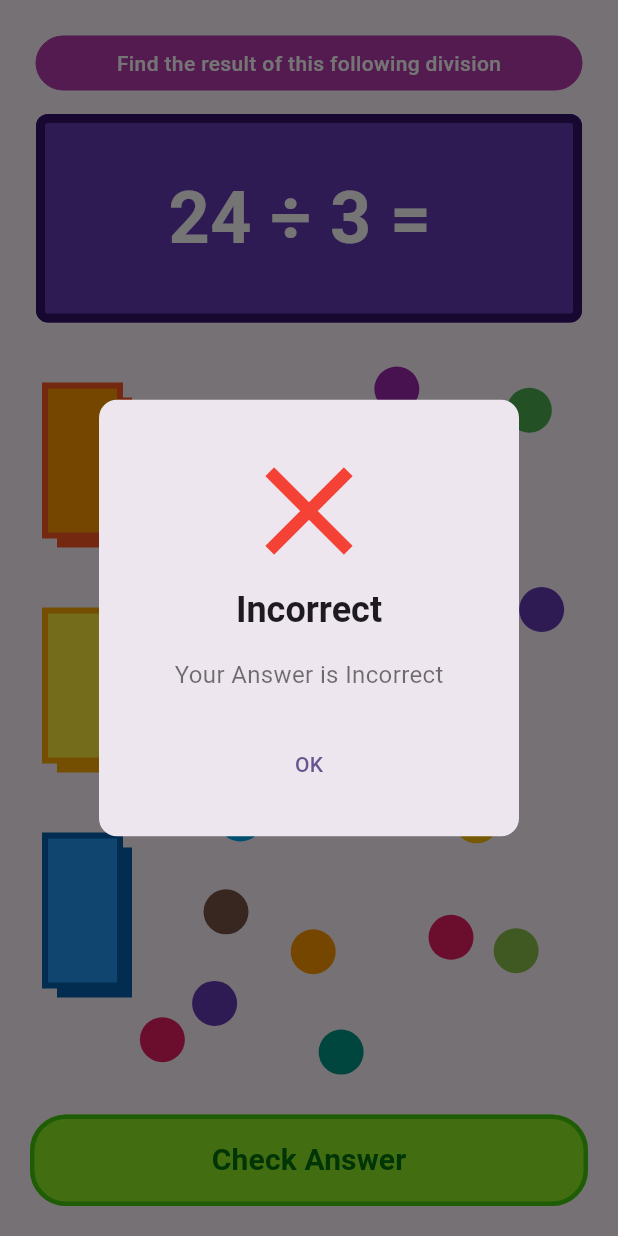
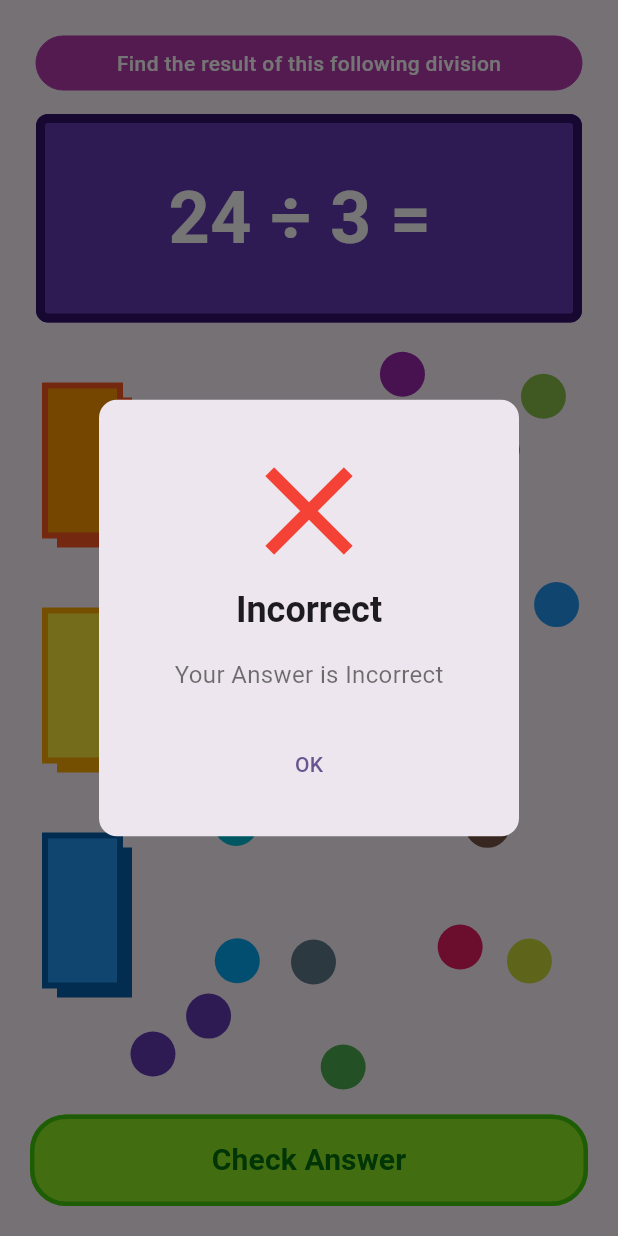
Before and after one commit to Alvin-Saputra/grouping_marble_game, a Flutter app: the screen it shows after launch, after a tap on "Check Answer", on a phone screen of 412 x 824 dp. Run offline on Flutter 3.47's test engine with Material 3 defaults, Android fonts, the phone set to English and light mode, and no system bars; our stand-ins replace get; missing offline and left inert: widgetbook.

Commit message:
1. memperbaiki masalah di generate marbles yang memhuat apliakis stuck, 2. memperbaiki masalah marbles ditdka digamabr ketika aplikasi pertama kali dibuka

```diff
--- a/lib/controller/marble_controller.dart
+++ b/lib/controller/marble_controller.dart
@@ -5,17 +5,29 @@ import 'package:flutter/material.dart';
 import '../model/marble.dart';
 
 class MarbleController extends GetxController {
-  var marbles = <Marble>[].obs;
+  var marbles = <Marble>[];
   int nextGroupId = 0;
-  late Size canvasSize; // Tambahkan ini
+  late Size canvasSize;
 
   void generateMarbles(Size size, List<Rect> pockets) {
-    canvasSize = size; // Simpan ukuran canvas
+    if (marbles.isNotEmpty) {
+      marbles.clear();
+      nextGroupId = 0;
+    }
+
+    canvasSize = size;
+    if (size.width <= 0 || size.height <= 0) return;
+
     final rand = Random();
-    final safeDistanceFromPocket = 85.0;
-    final marbleRadius = 30.0;
+    final safeDistanceFromPocket = 75.0;
+    final marbleRadius = 20.0;
 
-    while (marbles.length < 24) {
+    int totalMarblesToGenerate = 24;
+    for (int i = 0; i < totalMarblesToGenerate; i++) {
+      int attempts = 0;
+      int maxAttempts = 1000; // Batas percobaan untuk mencegah freeze
+
+      while (attempts < maxAttempts) {
         final candidate = Offset(
           rand.nextDouble() * (canvasSize.width - 2 * marbleRadius) +
               marbleRadius,
@@ -23,20 +35,24 @@ class MarbleController extends GetxController {
               marbleRadius,
         );
 
-      // Pastikan tidak terlalu dekat dengan pocket
         bool tooCloseToPocket = pockets.any((pocket) {
           final pocketCenter = pocket.center;
           return (candidate - pocketCenter).distance < safeDistanceFromPocket;
         });
 
-      if (tooCloseToPocket) continue;
+        if (tooCloseToPocket) {
+          attempts++;
+          continue;
+        }
 
-      // (Opsional) Pastikan tidak terlalu dekat dengan marble lain
         bool tooCloseToMarble = marbles.any((m) {
-        return (candidate - m.position).distance < 20 * 2;
+          return (candidate - m.position).distance < marbleRadius * 2;
         });
 
-      if (tooCloseToMarble) continue;
+        if (tooCloseToMarble) {
+          attempts++;
+          continue;
+        }
 
         marbles.add(
           Marble(
@@ -45,6 +61,12 @@ class MarbleController extends GetxController {
             groupId: nextGroupId++,
           ),
         );
+        break;
+      }
+
+      if (attempts >= maxAttempts) {
+        print('Peringatan: Gagal menempatkan kelereng ke-${i + 1} setelah $maxAttempts percobaan.');
+      }
     }
     update();
   }
@@ -52,13 +74,12 @@ class MarbleController extends GetxController {
   void moveGroupedMarbles(Marble selected, Offset delta, Offset newPosition) {
     for (var marble in marbles) {
       if (marble.groupId == selected.groupId) {
-        // Terapkan batasan pada posisi marble
         final newX = (marble.position.dx + delta.dx).clamp(15.0, canvasSize.width - 15.0);
         final newY = (marble.position.dy + delta.dy).clamp(15.0, canvasSize.height - 15.0);
         marble.position = Offset(newX, newY);
       }
     }
-    update(); // agar UI merespon perubahan
+    update();
   }
 
   void groupMarblesIfNearby(Marble selectedMarble) {
@@ -78,7 +99,7 @@ class MarbleController extends GetxController {
           }
         }
 
-        update(); // ini penting
+        update();
       }
     }
   }
@@ -86,6 +107,6 @@ class MarbleController extends GetxController {
   void resetPlayArea(){
     marbles.clear();
     nextGroupId = 0;
-    update(); // agar UI merespon perubahan
+    update();
   }
 }
--- a/lib/controller/pocket_controller.dart
+++ b/lib/controller/pocket_controller.dart
@@ -3,23 +3,21 @@ import 'package:get/get.dart';
 import 'package:marble_grouping_game/model/pocket.dart';
 
 class PocketController extends GetxController {
-  var pockets = <Pocket>[].obs;
+  var pockets = <Pocket>[];
 
   @override
   void onInit() {
     super.onInit();
-    // Inisialisasi pockets akan dilakukan dari PlayArea setelah ukuran canvas diketahui
   }
 
   void initializePockets(Size canvasSize) {
-    if (pockets.isNotEmpty) return; // Cegah inisialisasi berulang
+    if (pockets.isNotEmpty) return;
 
-    // Langsung gunakan pocketList yang sudah ada dengan posisi yang sudah didefinisikan
     for (var originalPocket in pocketList) {
-      // Copy semua properti dari pocketList tanpa mengubah posisi
+
       final pocket = Pocket(
         id: originalPocket.id,
-        area: originalPocket.area, // Gunakan posisi asli dari pocketList
+        area: originalPocket.area,
         fillColor: originalPocket.fillColor,
         shadowColor: originalPocket.shadowColor,
         marbleCount: 0,
@@ -54,4 +52,11 @@ class PocketController extends GetxController {
       update();
     });
   }
+
+    Map<int, int> getPocketMarbleCounts() {
+    return {
+      for (var pocket in pockets)
+        pocket.id: pocket.marbleCount,
+    };
+  }
 }
--- a/lib/main.dart
+++ b/lib/main.dart
@@ -5,7 +5,7 @@ import 'package:marble_grouping_game/controller/pocket_controller.dart';
 import 'package:marble_grouping_game/view/screen/home_screen.dart';
 
 void main() {
-  // Inisialisasi controller sebelum runApp
+  WidgetsFlutterBinding.ensureInitialized();
   Get.put(MarbleController());
   Get.put(PocketController());
   runApp(const MyApp());
@@ -16,7 +16,7 @@ class MyApp extends StatelessWidget {
 
   @override
   Widget build(BuildContext context) {
-    return GetMaterialApp( // Gunakan GetMaterialApp!
+    return GetMaterialApp(
       title: 'Flutter Demo',
       theme: ThemeData(
         colorScheme: ColorScheme.fromSeed(seedColor: Colors.deepPurple),
--- a/lib/view/components/card_item.dart
+++ b/lib/view/components/card_item.dart
@@ -28,12 +28,12 @@ class CardItem extends StatelessWidget {
   Widget build(BuildContext context) {
     return Card(
       elevation: 0,
-      color: cardColor, // Warna latar belakang card
+      color: cardColor,
       shape: RoundedRectangleBorder(
-        borderRadius: BorderRadius.circular(borderRadius), // Radius sudut card
+        borderRadius: BorderRadius.circular(borderRadius),
         side: BorderSide(
-          color: borderColor, // Warna border
-          width: borderWidth, // Ketebalan border
+          color: borderColor,
+          width: borderWidth,
         ),
       ),
       child: Center(
--- a/lib/view/components/play_area.dart
+++ b/lib/view/components/play_area.dart
@@ -31,13 +31,10 @@ class PlayAreaState extends State<PlayArea> {
   void _initializeGameComponents() {
     if (_initialized) return;
 
-    // Inisialisasi pockets terlebih dahulu
     pocketController.initializePockets(canvasSize);
 
-    // Kemudian generate marbles
     generateMarbles();
 
-    // Update marble count
     widget.getMarbleCountOnPocket(getPocketMarbleCounts());
 
     _initialized = true;
@@ -55,10 +52,8 @@ class PlayAreaState extends State<PlayArea> {
 
     Offset delta = localPosition - selectedMarble!.position;
 
-    // Gerakkan semua kelereng dalam grup yang sama
     marbleController.moveGroupedMarbles(selectedMarble!, delta, localPosition);
 
-    // Cek penempelan dan gabung grup
     marbleController.groupMarblesIfNearby(selectedMarble!);
   }
 
@@ -123,9 +118,11 @@ class PlayAreaState extends State<PlayArea> {
           canvasSize = Size(constraints.maxWidth, constraints.maxHeight);
 
           // Inisialisasi komponen game setelah ukuran canvas diketahui
-          WidgetsBinding.instance.addPostFrameCallback((_) {
-            _initializeGameComponents();
-          });
+      Future.delayed(Duration(milliseconds: 100), () {
+    if (mounted && canvasSize.width > 0 && canvasSize.height > 0) {
+      _initializeGameComponents();
+    }
+  });
 
           return GetBuilder<MarbleController>(
             builder: (_) => GetBuilder<PocketController>(
@@ -144,9 +141,6 @@ class PlayAreaState extends State<PlayArea> {
   }
 
   Map<int, int> getPocketMarbleCounts() {
-    return {
-      for (var pocket in pocketController.pockets)
-        pocket.id: pocket.marbleCount,
-    };
+   return pocketController.getPocketMarbleCounts();
   }
 }
--- a/lib/view/components/play_area_painter.dart
+++ b/lib/view/components/play_area_painter.dart
@@ -15,7 +15,6 @@ class PlayAreaPainter extends CustomPainter {
   void paint(Canvas canvas, Size size) {
     final paint = Paint();
 
-    // Gambar kantong (kode ini tidak berubah)
     for (var eachPocket in pocket) {
       // shadow
       paint
@@ -39,8 +38,6 @@ class PlayAreaPainter extends CustomPainter {
       canvas.drawRect(eachPocket.area, paint);
     }
 
-    // --- PERUBAHAN DIMULAI DI SINI ---
-    // Gambar feedback '✔' atau '✖'
     for (var eachPocket in pocket) {
       if (eachPocket.showResult && eachPocket.isCorrect != null) {
         IconData iconData = eachPocket.isCorrect! ? Icons.check : Icons.close;
@@ -49,7 +46,7 @@ class PlayAreaPainter extends CustomPainter {
         final textSpan = TextSpan(
           text: String.fromCharCode(iconData.codePoint),
           style: TextStyle(
-            fontSize: 40.0, // Ukuran bisa disesuaikan
+            fontSize: 40.0,
             fontFamily: iconData.fontFamily,
             color: iconColor,
           ),
@@ -68,17 +65,13 @@ class PlayAreaPainter extends CustomPainter {
         tp.paint(canvas, offset);
       }
     }
-    // --- PERUBAHAN SELESAI DI SINI ---
 
-
-    // Gambar kelereng (kode ini tidak berubah)
     paint.style = PaintingStyle.fill;
     for (var marble in marbles) {
       paint.color = marble.color;
       canvas.drawCircle(marble.position, 15, paint);
     }
 
-    // Gambar kelereng di dalam pocket (kode ini tidak berubah)
     for (var eachPocket in pocket) {
       const int marblePerRow = 4;
       const double spacing = 20.0;
--- a/lib/view/screen/home_screen.dart
+++ b/lib/view/screen/home_screen.dart
@@ -96,7 +96,6 @@ class HomeScreen extends StatelessWidget {
                         }
                       },
                     ).then((_) {
-                      // Reset play area jika jawaban salah
                       playAreaKey.currentState?.showAnswerFeedback(feedback);
                       playAreaKey.currentState?.resetPlayArea();
                     });
@@ -113,8 +112,8 @@ class HomeScreen extends StatelessWidget {
                           66,
                           202,
                           12,
-                        ), // Warna border
-                        width: 3, // Ketebalan border
+                        ),
+                        width: 3,
                       ),
                     ),
                     elevation: 0,
```
Also changed, not shown: 1 other file. Lines whose indentation alone changed are shown as unchanged.
